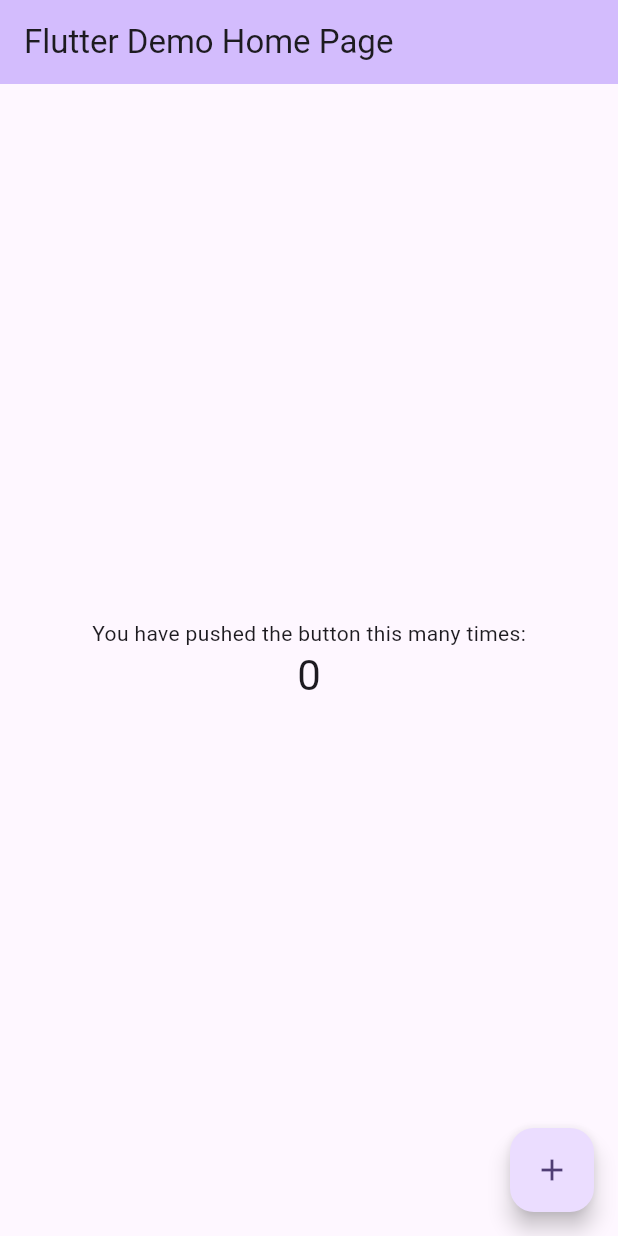
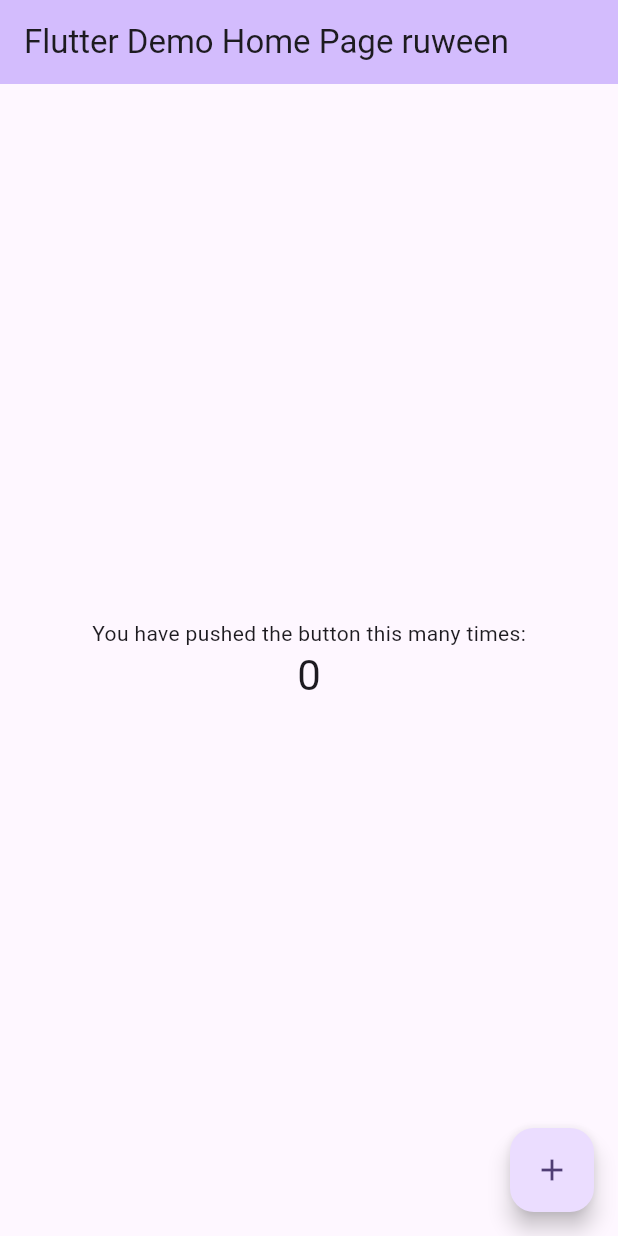
Before and after one commit to RuweenDiwmina/flutter_test1, a Flutter app: the screen it shows after launch, on a phone screen of 412 x 824 dp. Run offline on Flutter 3.47's test engine with Material 3 defaults, Android fonts, the phone set to English and light mode, and no system bars.

```diff
--- a/lib/main.dart
+++ b/lib/main.dart
@@ -31,7 +31,7 @@ class MyApp extends StatelessWidget {
         colorScheme: ColorScheme.fromSeed(seedColor: Colors.deepPurple),
         useMaterial3: true,
       ),
-      home: const MyHomePage(title: 'Flutter Demo Home Page'),
+      home: const MyHomePage(title: 'Flutter Demo Home Page ruween'),
     );
   }
 }
```
